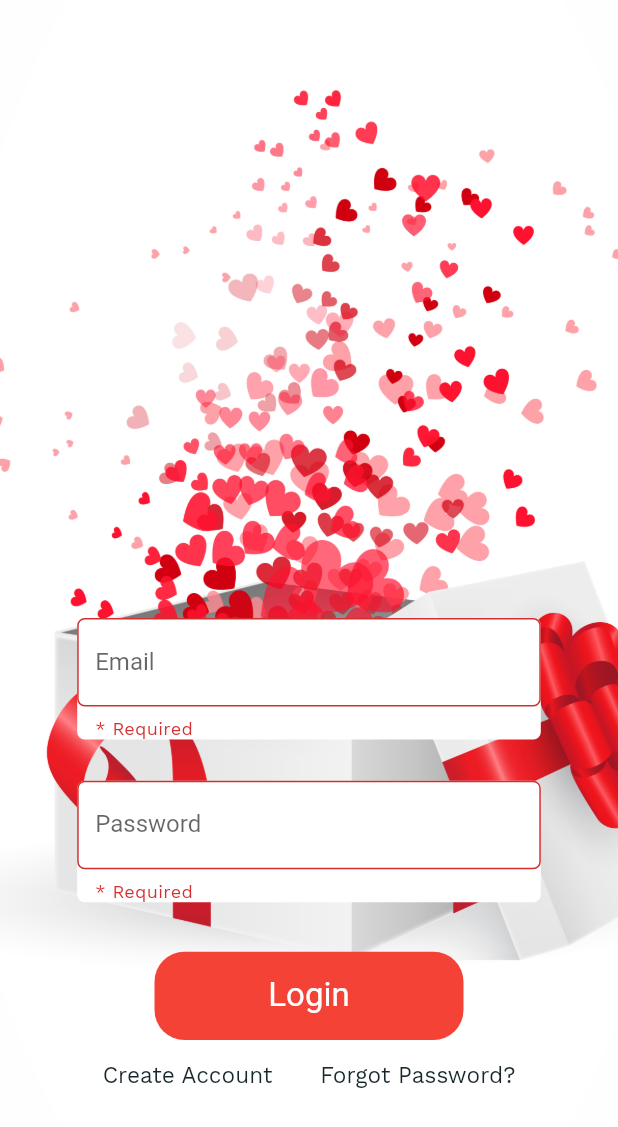
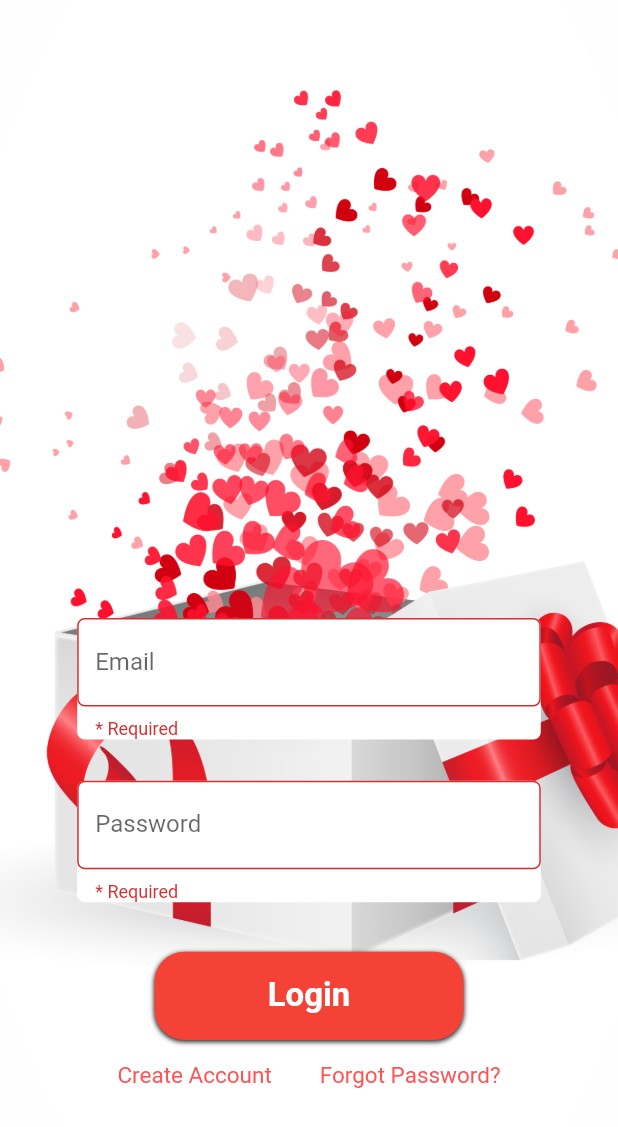
Before and after one commit to sadilak85/unWrapp, a Flutter app: the LoginFormValidation screen opened by its route, on a phone screen of 412 x 824 dp. Shown: the top 1127 px of the screen. Run offline on Flutter 3.47's test engine with Material 2 defaults, Android fonts, the phone set to English and light mode, and no system bars; our stand-ins replace firebase_auth, firebase_core, form_field_validator, google_fonts, modal_progress_hud, shared_preferences; accounts and stored records are empty.

Commit message:
bugs on responsiveness

```diff
--- a/lib/helpers/app_theme.dart
+++ b/lib/helpers/app_theme.dart
@@ -17,7 +17,7 @@ class AppTheme {
   static const Color dismissibleBackground = Color(0xFF364A54);
   static const Color chipBackground = Color(0xFFEEF1F3);
   static const Color spacer = Color(0xFFF2F2F2);
-  static const String fontName = 'WorkSans';
+  static const String fontName = 'Roboto';
 
   static const TextTheme textTheme = TextTheme(
     headline4: display1,
@@ -29,7 +29,8 @@ class AppTheme {
     caption: caption,
   );
 
-  static const TextStyle display1 = TextStyle( // h4 -> display1
+  static const TextStyle display1 = TextStyle(
+    // h4 -> display1
     fontFamily: fontName,
     fontWeight: FontWeight.bold,
     fontSize: 36,
@@ -38,7 +39,8 @@ class AppTheme {
     color: darkerText,
   );
 
-  static const TextStyle headline = TextStyle( // h5 -> headline
+  static const TextStyle headline = TextStyle(
+    // h5 -> headline
     fontFamily: fontName,
     fontWeight: FontWeight.bold,
     fontSize: 24,
@@ -46,7 +48,8 @@ class AppTheme {
     color: darkerText,
   );
 
-  static const TextStyle title = TextStyle( // h6 -> title
+  static const TextStyle title = TextStyle(
+    // h6 -> title
     fontFamily: fontName,
     fontWeight: FontWeight.bold,
     fontSize: 16,
@@ -54,7 +57,8 @@ class AppTheme {
     color: darkerText,
   );
 
-  static const TextStyle subtitle = TextStyle( // subtitle2 -> subtitle
+  static const TextStyle subtitle = TextStyle(
+    // subtitle2 -> subtitle
     fontFamily: fontName,
     fontWeight: FontWeight.w400,
     fontSize: 14,
@@ -62,7 +66,8 @@ class AppTheme {
     color: darkText,
   );
 
-  static const TextStyle body2 = TextStyle( // body1 -> body2
+  static const TextStyle body2 = TextStyle(
+    // body1 -> body2
     fontFamily: fontName,
     fontWeight: FontWeight.w400,
     fontSize: 14,
@@ -70,7 +75,8 @@ class AppTheme {
     color: darkText,
   );
 
-  static const TextStyle body1 = TextStyle( // body2 -> body1
+  static const TextStyle body1 = TextStyle(
+    // body2 -> body1
     fontFamily: fontName,
     fontWeight: FontWeight.w400,
     fontSize: 16,
@@ -78,12 +84,12 @@ class AppTheme {
     color: darkText,
   );
 
-  static const TextStyle caption = TextStyle( // Caption -> caption
+  static const TextStyle caption = TextStyle(
+    // Caption -> caption
     fontFamily: fontName,
     fontWeight: FontWeight.w400,
     fontSize: 12,
     letterSpacing: 0.2,
     color: lightText, // was lightText
   );
-
 }
--- a/lib/main.dart
+++ b/lib/main.dart
@@ -7,7 +7,6 @@ import 'package:firebase_core/firebase_core.dart';
 
 import 'package:unWrapp/helpers/custom_route.dart';
 import 'package:unWrapp/helpers/welcomescreen_controller.dart';
-import 'package:unWrapp/helpers/app_theme.dart';
 import 'package:unWrapp/providers/albums.dart';
 import 'package:unWrapp/providers/orders.dart';
 import 'package:unWrapp/providers/auth.dart';
@@ -92,8 +91,6 @@ class MyApp extends StatelessWidget {
             bottomAppBarColor: Color.fromRGBO(189, 189, 189, 1),
             canvasColor: Colors.white,
             //canvasColor: Color.fromRGBO(255, 254, 229, 1),
-
-            textTheme: AppTheme.textTheme,
             pageTransitionsTheme: PageTransitionsTheme(
               builders: {
                 TargetPlatform.android: CustomPageTransitionBuilder(),
--- a/lib/screens/LoginFormWithValidation.dart
+++ b/lib/screens/LoginFormWithValidation.dart
@@ -3,6 +3,7 @@ import 'package:firebase_auth/firebase_auth.dart';
 import 'package:modal_progress_hud/modal_progress_hud.dart';
 import 'package:form_field_validator/form_field_validator.dart';
 import 'package:unWrapp/screens/navigation_home_screen.dart';
+import 'package:unWrapp/helpers/app_theme.dart';
 
 class LoginFormValidation extends StatefulWidget {
   static const routeName = '/LoginFormValidation-screen';
@@ -169,8 +170,16 @@ class _LoginFormValidationState extends State<LoginFormValidation> {
                         height: _deviceSize.height / 14,
                         width: _deviceSize.width / 2,
                         decoration: BoxDecoration(
-                            color: Theme.of(context).primaryColor,
-                            borderRadius: BorderRadius.circular(20)),
+                          color: Theme.of(context).primaryColor,
+                          borderRadius: BorderRadius.circular(20),
+                          boxShadow: [
+                            BoxShadow(
+                              blurRadius: 2,
+                              color: Colors.black87,
+                              offset: Offset(0, 1),
+                            )
+                          ],
+                        ),
                         child: FlatButton(
                           onPressed: () async {
                             if (loginformkey.currentState.validate()) {
@@ -212,14 +221,8 @@ class _LoginFormValidationState extends State<LoginFormValidation> {
                             style: TextStyle(
                               color: Colors.white,
                               fontSize: 22,
-                              fontFamily: Theme.of(context)
-                                  .textTheme
-                                  .headline2
-                                  .fontFamily,
-                              fontWeight: Theme.of(context)
-                                  .textTheme
-                                  .headline2
-                                  .fontWeight,
+                              fontFamily: AppTheme.title.fontFamily,
+                              fontWeight: AppTheme.title.fontWeight,
                             ),
                           ),
                         ),
@@ -267,14 +270,21 @@ class _LoginFormValidationState extends State<LoginFormValidation> {
                             },
                             child: Text(
                               'Create Account',
-                              style: TextStyle(
-                                color:
-                                    Theme.of(context).textTheme.headline5.color,
+                              style:
+                                  // TextStyle(
+                                  //   color:
+                                  //       Theme.of(context).textTheme.headline5.color,
+                                  //   fontSize: 15,
+                                  //   fontFamily: Theme.of(context)
+                                  //       .textTheme
+                                  //       .headline5
+                                  //       .fontFamily,
+                                  //   fontWeight: FontWeight.normal,
+                                  // ),
+                                  TextStyle(
+                                color: Colors.redAccent,
                                 fontSize: 15,
-                                fontFamily: Theme.of(context)
-                                    .textTheme
-                                    .headline5
-                                    .fontFamily,
+                                fontFamily: AppTheme.subtitle.fontFamily,
                                 fontWeight: FontWeight.normal,
                               ),
                               softWrap: true,
@@ -288,15 +298,21 @@ class _LoginFormValidationState extends State<LoginFormValidation> {
                             child: Text(
                               'Forgot Password?',
                               style: TextStyle(
-                                color:
-                                    Theme.of(context).textTheme.headline5.color,
+                                color: Colors.redAccent,
                                 fontSize: 15,
-                                fontFamily: Theme.of(context)
-                                    .textTheme
-                                    .headline5
-                                    .fontFamily,
+                                fontFamily: AppTheme.subtitle.fontFamily,
                                 fontWeight: FontWeight.normal,
                               ),
+                              // TextStyle(
+                              //   color:
+                              //       Theme.of(context).textTheme.headline5.color,
+                              //   fontSize: 15,
+                              //   fontFamily: Theme.of(context)
+                              //       .textTheme
+                              //       .headline5
+                              //       .fontFamily,
+                              //   fontWeight: FontWeight.normal,
+                              // ),
                               softWrap: true,
                               overflow: TextOverflow.fade,
                             ),
--- a/lib/screens/home_screen.dart
+++ b/lib/screens/home_screen.dart
@@ -37,7 +37,7 @@ class _MyHomePageState extends State<MyHomePage> with TickerProviderStateMixin {
       barrierLabel: "Barrier",
       barrierDismissible: true,
       barrierColor: Colors.black.withOpacity(0.5),
-      transitionDuration: Duration(milliseconds: 500),
+      transitionDuration: Duration(milliseconds: 200),
       context: context,
       pageBuilder: (_, __, ___) {
         return Align(
@@ -61,7 +61,8 @@ class _MyHomePageState extends State<MyHomePage> with TickerProviderStateMixin {
                       \n\nTap to open detailed view then click check icon to confirm.''',
                       style: TextStyle(
                         decoration: TextDecoration.none,
-                        fontSize: 16,
+                        fontFamily: AppTheme.subtitle.fontFamily,
+                        fontSize: 18,
                         color: AppTheme.darkText,
                         fontWeight: FontWeight.w700,
                       ),
```
Also changed, not shown: lib/models/templatelist.dart (+19 -1 lines), lib/screens/codeEntry_screen.dart (+10 -14 lines), lib/screens/colors_selection_screen.dart (+16 -16 lines), lib/screens/fonts_selection_screen.dart (+9 -14 lines), lib/screens/templates_selection_screen.dart (+15 -14 lines), 1 other file.
